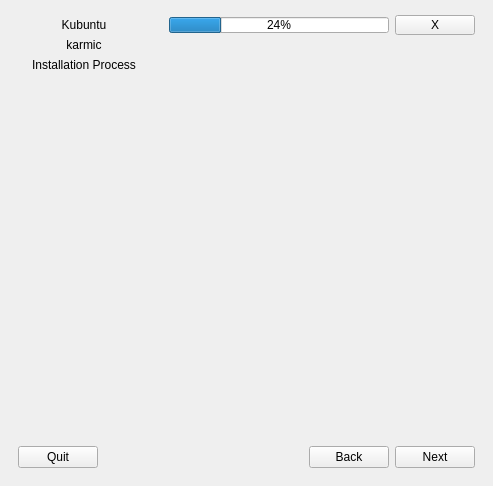
First picture: the form in gui/qt/app.ui, repository chenhan1218/ubiquity, before the edit.
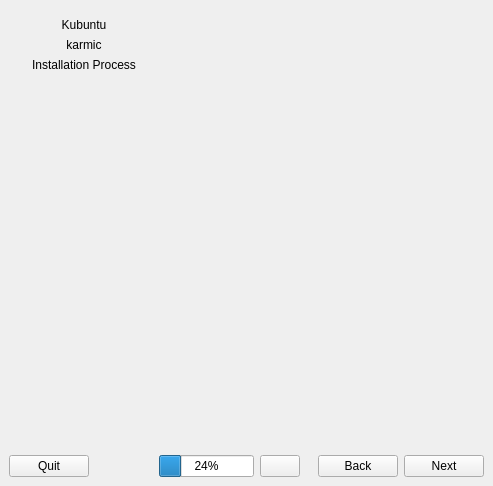
Second picture: the form after the edit. Icons and pictures are not drawn.

Commit message: Move progress bar to footer

Patch:
```diff
--- a/gui/qt/app.ui
+++ b/gui/qt/app.ui
@@ -15,103 +15,12 @@
   </property>
   <widget class="QWidget" name="centralwidget">
    <layout class="QGridLayout" name="gridLayout">
-    <property name="spacing">
+    <property name="horizontalSpacing">
      <number>0</number>
     </property>
-    <item row="0" column="0" rowspan="2">
-     <widget class="QWidget" name="sidebar_widget" native="true">
-      <property name="sizePolicy">
-       <sizepolicy hsizetype="Fixed" vsizetype="Preferred">
-        <horstretch>0</horstretch>
-        <verstretch>0</verstretch>
-       </sizepolicy>
-      </property>
-      <property name="minimumSize">
-       <size>
-        <width>150</width>
-        <height>0</height>
-       </size>
-      </property>
-      <layout class="QVBoxLayout" name="verticalLayout_3">
-       <property name="margin">
-        <number>0</number>
-       </property>
-       <item>
-        <widget class="QWidget" name="sidebar_header_widget" native="true">
-         <layout class="QVBoxLayout" name="verticalLayout_4">
-          <item>
-           <widget class="QLabel" name="distro_name_label">
-            <property name="text">
-             <string>Kubuntu</string>
-            </property>
-            <property name="scaledContents">
-             <bool>false</bool>
-            </property>
-            <property name="alignment">
-             <set>Qt::AlignHCenter|Qt::AlignTop</set>
-            </property>
-           </widget>
-          </item>
-          <item>
-           <widget class="QLabel" name="distro_release_label">
-            <property name="text">
-             <string>karmic</string>
-            </property>
-            <property name="alignment">
-             <set>Qt::AlignHCenter|Qt::AlignTop</set>
-            </property>
-           </widget>
-          </item>
-          <item>
-           <widget class="QLabel" name="install_process_label">
-            <property name="text">
-             <string>Installation Process</string>
-            </property>
-            <property name="alignment">
-             <set>Qt::AlignHCenter|Qt::AlignTop</set>
-            </property>
-           </widget>
-          </item>
-         </layout>
-        </widget>
-       </item>
-       <item>
-        <widget class="QWidget" name="steps_widget" native="true">
-         <property name="sizePolicy">
-          <sizepolicy hsizetype="Minimum" vsizetype="Preferred">
-           <horstretch>0</horstretch>
-           <verstretch>0</verstretch>
-          </sizepolicy>
-         </property>
-         <property name="minimumSize">
-          <size>
-           <width>150</width>
-           <height>0</height>
-          </size>
-         </property>
-         <layout class="QVBoxLayout" name="verticalLayout_5">
-          <property name="rightMargin">
-           <number>0</number>
-          </property>
-          <item>
-           <spacer name="verticalSpacer">
-            <property name="orientation">
-             <enum>Qt::Vertical</enum>
-            </property>
-            <property name="sizeHint" stdset="0">
-             <size>
-              <width>20</width>
-              <height>40</height>
-             </size>
-            </property>
-           </spacer>
-          </item>
-         </layout>
-        </widget>
-       </item>
-      </layout>
-     </widget>
-    </item>
+    <property name="verticalSpacing">
+     <number>-1</number>
+    </property>
     <item row="1" column="2">
      <widget class="QStackedWidget" name="pageMode">
       <property name="currentIndex">
@@ -213,23 +122,29 @@
          </layout>
         </widget>
        </item>
-       <item row="1" column="0">
+      </layout>
+     </widget>
+    </item>
+    <item row="2" column="1" colspan="2">
+     <widget class="QWidget" name="footer_widget" native="true">
+      <layout class="QHBoxLayout" name="horizontalLayout">
+       <property name="margin">
+        <number>0</number>
+       </property>
+       <item>
         <widget class="QWidget" name="progress_widget" native="true">
+         <property name="sizePolicy">
+          <sizepolicy hsizetype="Expanding" vsizetype="Preferred">
+           <horstretch>0</horstretch>
+           <verstretch>0</verstretch>
+          </sizepolicy>
+         </property>
          <layout class="QHBoxLayout" name="horizontalLayout_5">
-          <property name="topMargin">
-           <number>0</number>
-          </property>
-          <property name="bottomMargin">
+          <property name="margin">
            <number>0</number>
           </property>
           <item>
            <widget class="QProgressBar" name="progressBar">
-            <property name="maximumSize">
-             <size>
-              <width>16777215</width>
-              <height>16</height>
-             </size>
-            </property>
             <property name="value">
              <number>24</number>
             </property>
@@ -237,46 +152,15 @@
           </item>
           <item>
            <widget class="QPushButton" name="progressCancel">
-            <property name="sizePolicy">
-             <sizepolicy hsizetype="Fixed" vsizetype="Fixed">
-              <horstretch>0</horstretch>
-              <verstretch>0</verstretch>
-             </sizepolicy>
-            </property>
-            <property name="maximumSize">
-             <size>
-              <width>16777215</width>
-              <height>20</height>
-             </size>
-            </property>
             <property name="text">
-             <string>X</string>
+             <string/>
+            </property>
+            <property name="icon">
+             <iconset theme="dialog-close"/>
             </property>
            </widget>
           </item>
          </layout>
-        </widget>
-       </item>
-      </layout>
-     </widget>
-    </item>
-    <item row="2" column="0" colspan="3">
-     <widget class="QWidget" name="footer_widget" native="true">
-      <property name="minimumSize">
-       <size>
-        <width>0</width>
-        <height>30</height>
-       </size>
-      </property>
-      <layout class="QHBoxLayout" name="horizontalLayout">
-       <item>
-        <widget class="QPushButton" name="quit">
-         <property name="text">
-          <string>Quit</string>
-         </property>
-         <property name="autoDefault">
-          <bool>true</bool>
-         </property>
         </widget>
        </item>
        <item>
@@ -292,7 +176,7 @@
             </property>
             <property name="sizeHint" stdset="0">
              <size>
-              <width>40</width>
+              <width>12</width>
               <height>20</height>
              </size>
             </property>
@@ -324,6 +208,127 @@
       </layout>
      </widget>
     </item>
+    <item row="0" column="0" rowspan="3">
+     <widget class="QWidget" name="sidebar_widget" native="true">
+      <property name="sizePolicy">
+       <sizepolicy hsizetype="Fixed" vsizetype="Preferred">
+        <horstretch>0</horstretch>
+        <verstretch>0</verstretch>
+       </sizepolicy>
+      </property>
+      <property name="minimumSize">
+       <size>
+        <width>150</width>
+        <height>0</height>
+       </size>
+      </property>
+      <layout class="QVBoxLayout" name="verticalLayout_3">
+       <property name="margin">
+        <number>0</number>
+       </property>
+       <item>
+        <widget class="QWidget" name="sidebar_header_widget" native="true">
+         <layout class="QVBoxLayout" name="verticalLayout_4">
+          <item>
+           <widget class="QLabel" name="distro_name_label">
+            <property name="text">
+             <string>Kubuntu</string>
+            </property>
+            <property name="scaledContents">
+             <bool>false</bool>
+            </property>
+            <property name="alignment">
+             <set>Qt::AlignHCenter|Qt::AlignTop</set>
+            </property>
+           </widget>
+          </item>
+          <item>
+           <widget class="QLabel" name="distro_release_label">
+            <property name="text">
+             <string>karmic</string>
+            </property>
+            <property name="alignment">
+             <set>Qt::AlignHCenter|Qt::AlignTop</set>
+            </property>
+           </widget>
+          </item>
+          <item>
+           <widget class="QLabel" name="install_process_label">
+            <property name="text">
+             <string>Installation Process</string>
+            </property>
+            <property name="alignment">
+             <set>Qt::AlignHCenter|Qt::AlignTop</set>
+            </property>
+           </widget>
+          </item>
+         </layout>
+        </widget>
+       </item>
+       <item>
+        <widget class="QWidget" name="steps_widget" native="true">
+         <property name="sizePolicy">
+          <sizepolicy hsizetype="Minimum" vsizetype="Preferred">
+           <horstretch>0</horstretch>
+           <verstretch>0</verstretch>
+          </sizepolicy>
+         </property>
+         <property name="minimumSize">
+          <size>
+           <width>150</width>
+           <height>0</height>
+          </size>
+         </property>
+         <layout class="QVBoxLayout" name="verticalLayout_5">
+          <property name="rightMargin">
+           <number>0</number>
+          </property>
+          <item>
+           <spacer name="verticalSpacer">
+            <property name="orientation">
+             <enum>Qt::Vertical</enum>
+            </property>
+            <property name="sizeHint" stdset="0">
+             <size>
+              <width>20</width>
+              <height>40</height>
+             </size>
+            </property>
+           </spacer>
+          </item>
+         </layout>
+        </widget>
+       </item>
+       <item>
+        <layout class="QHBoxLayout" name="horizontalLayout_3">
+         <item>
+          <widget class="QPushButton" name="quit">
+           <property name="text">
+            <string>Quit</string>
+           </property>
+           <property name="autoDefault">
+            <bool>true</bool>
+           </property>
+          </widget>
+         </item>
+         <item>
+          <spacer name="horizontalSpacer">
+           <property name="orientation">
+            <enum>Qt::Horizontal</enum>
+           </property>
+           <property name="sizeHint" stdset="0">
+            <size>
+             <width>40</width>
+             <height>20</height>
+            </size>
+           </property>
+          </spacer>
+         </item>
+        </layout>
+       </item>
+      </layout>
+     </widget>
+    </item>
    </layout>
   </widget>
  </widget>
```
The commit also changes 1 other file.
